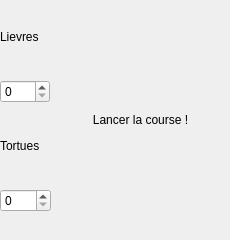
This is fen_lancercourse.ui in Energy45/RaceHareTurtle as Qt 5 draws it before an edit. The edited form follows.
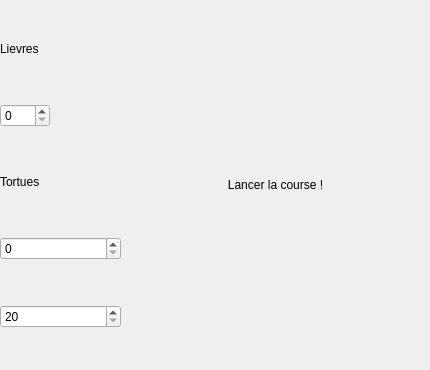
This is the edited form.

Commit message: Nouveau paramètre, possibilité de modifier le temps de chaque tick d'horloge pour modifier la vitesse de la course !

```diff
--- a/fen_lancercourse.ui
+++ b/fen_lancercourse.ui
@@ -6,8 +6,8 @@
    <rect>
     <x>0</x>
     <y>0</y>
-    <width>230</width>
-    <height>240</height>
+    <width>430</width>
+    <height>370</height>
    </rect>
   </property>
   <property name="windowTitle">
@@ -16,10 +16,10 @@
   <widget class="QWidget" name="verticalLayoutWidget">
    <property name="geometry">
     <rect>
-     <x>50</x>
+     <x>120</x>
      <y>0</y>
-     <width>181</width>
-     <height>241</height>
+     <width>311</width>
+     <height>371</height>
     </rect>
    </property>
    <layout class="QVBoxLayout" name="verticalLayout">
@@ -40,8 +40,8 @@
     <rect>
      <x>0</x>
      <y>0</y>
-     <width>51</width>
-     <height>241</height>
+     <width>121</width>
+     <height>371</height>
     </rect>
    </property>
    <layout class="QVBoxLayout" name="verticalLayout_2">
@@ -97,6 +97,19 @@
       </property>
      </widget>
     </item>
+    <item>
+     <widget class="QSpinBox" name="spBx_tickTime">
+      <property name="minimum">
+       <number>20</number>
+      </property>
+      <property name="maximum">
+       <number>1000</number>
+      </property>
+      <property name="singleStep">
+       <number>10</number>
+      </property>
+     </widget>
+    </item>
    </layout>
   </widget>
  </widget>
```
The commit also changes 3 other files.
